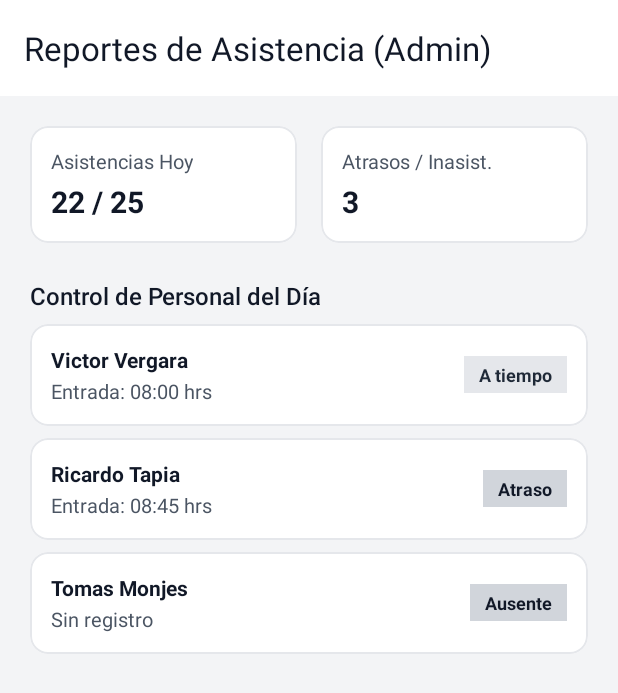
After one commit to valdes642/Asistencia, an Android app: the AdminReportsActivity screen opened directly, with no data from a screen before it, on a phone screen of 412 x 824 dp. The commit adds this screen. Shown: the top 693 px of the screen. Run offline under Robolectric (Android 15) with nearby library versions, the phone set to English and light mode, and no system bars; 1 statement that could not run was skipped.

Commit message:
avance
jj

```diff
--- /dev/null
+++ b/app/src/main/java/com/example/asistencia/AdminReportsActivity.java
@@ -0,0 +1,25 @@
+package com.example.asistencia;
+
+import android.os.Bundle;
+
+import androidx.appcompat.app.AppCompatActivity;
+import androidx.core.graphics.Insets;
+import androidx.core.view.ViewCompat;
+import androidx.core.view.WindowCompat;
+import androidx.core.view.WindowInsetsCompat;
+
+public class AdminReportsActivity extends AppCompatActivity {
+
+    @Override
+    protected void onCreate(Bundle savedInstanceState) {
+        super.onCreate(savedInstanceState);
+        WindowCompat.enableEdgeToEdge(getWindow());
+        setContentView(R.layout.activity_admin_reports);
+
+        ViewCompat.setOnApplyWindowInsetsListener(findViewById(R.id.main), (v, insets) -> {
+            Insets systemBars = insets.getInsets(WindowInsetsCompat.Type.systemBars());
+            v.setPadding(systemBars.left, systemBars.top, systemBars.right, systemBars.bottom);
+            return insets;
+        });
+    }
+}
--- /dev/null
+++ b/app/src/main/res/layout/activity_admin_reports.xml
@@ -0,0 +1,290 @@
+<?xml version="1.0" encoding="utf-8"?>
+<androidx.constraintlayout.widget.ConstraintLayout xmlns:android="http://schemas.android.com/apk/res/android"
+    xmlns:app="http://schemas.android.com/apk/res-auto"
+    xmlns:tools="http://schemas.android.com/tools"
+    android:id="@+id/main"
+    android:layout_width="match_parent"
+    android:layout_height="match_parent"
+    android:background="@color/gray_100"
+    tools:context=".AdminReportsActivity">
+
+    <com.google.android.material.appbar.AppBarLayout
+        android:id="@+id/appBarAdmin"
+        android:layout_width="match_parent"
+        android:layout_height="wrap_content"
+        android:background="@color/white"
+        app:elevation="0dp"
+        app:layout_constraintTop_toTopOf="parent">
+
+        <androidx.appcompat.widget.Toolbar
+            android:id="@+id/toolbarAdmin"
+            android:layout_width="match_parent"
+            android:layout_height="?attr/actionBarSize"
+            app:title="Reportes de Asistencia (Admin)"
+            app:titleTextColor="@color/gray_900" />
+    </com.google.android.material.appbar.AppBarLayout>
+
+    <ScrollView
+        android:layout_width="match_parent"
+        android:layout_height="0dp"
+        android:fillViewport="true"
+        app:layout_constraintBottom_toBottomOf="parent"
+        app:layout_constraintTop_toBottomOf="@id/appBarAdmin">
+
+        <LinearLayout
+            android:layout_width="match_parent"
+            android:layout_height="wrap_content"
+            android:orientation="vertical"
+            android:padding="20dp">
+
+            <!-- Summary Cards Layout -->
+            <LinearLayout
+                android:layout_width="match_parent"
+                android:layout_height="wrap_content"
+                android:orientation="horizontal"
+                android:weightSum="2">
+
+                <com.google.android.material.card.MaterialCardView
+                    android:layout_width="0dp"
+                    android:layout_height="wrap_content"
+                    android:layout_weight="1"
+                    android:layout_marginEnd="8dp"
+                    app:cardBackgroundColor="@color/white"
+                    app:cardCornerRadius="12dp"
+                    app:cardElevation="0dp"
+                    app:strokeColor="@color/gray_200"
+                    app:strokeWidth="1dp">
+
+                    <LinearLayout
+                        android:layout_width="match_parent"
+                        android:layout_height="wrap_content"
+                        android:orientation="vertical"
+                        android:padding="14dp">
+
+                        <TextView
+                            android:layout_width="wrap_content"
+                            android:layout_height="wrap_content"
+                            android:text="Asistencias Hoy"
+                            android:textColor="@color/gray_600"
+                            android:textSize="13sp" />
+
+                        <TextView
+                            android:layout_width="wrap_content"
+                            android:layout_height="wrap_content"
+                            android:layout_marginTop="4dp"
+                            android:text="22 / 25"
+                            android:textColor="@color/gray_900"
+                            android:textSize="20sp"
+                            android:textStyle="bold" />
+                    </LinearLayout>
+                </com.google.android.material.card.MaterialCardView>
+
+                <com.google.android.material.card.MaterialCardView
+                    android:layout_width="0dp"
+                    android:layout_height="wrap_content"
+                    android:layout_weight="1"
+                    android:layout_marginStart="8dp"
+                    app:cardBackgroundColor="@color/white"
+                    app:cardCornerRadius="12dp"
+                    app:cardElevation="0dp"
+                    app:strokeColor="@color/gray_200"
+                    app:strokeWidth="1dp">
+
+                    <LinearLayout
+                        android:layout_width="match_parent"
+                        android:layout_height="wrap_content"
+                        android:orientation="vertical"
+                        android:padding="14dp">
+
+                        <TextView
+                            android:layout_width="wrap_content"
+                            android:layout_height="wrap_content"
+                            android:text="Atrasos / Inasist."
+                            android:textColor="@color/gray_600"
+                            android:textSize="13sp" />
+
+                        <TextView
+                            android:layout_width="wrap_content"
+                            android:layout_height="wrap_content"
+                            android:layout_marginTop="4dp"
+                            android:text="3"
+                            android:textColor="@color/gray_900"
+                            android:textSize="20sp"
+                            android:textStyle="bold" />
+                    </LinearLayout>
+                </com.google.android.material.card.MaterialCardView>
+            </LinearLayout>
+
+            <TextView
+                android:layout_width="wrap_content"
+                android:layout_height="wrap_content"
+                android:layout_marginTop="24dp"
+                android:layout_marginBottom="8dp"
+                android:fontFamily="sans-serif-medium"
+                android:text="Control de Personal del Día"
+                android:textColor="@color/gray_900"
+                android:textSize="16sp" />
+
+            <!-- Employee 1 -->
+            <com.google.android.material.card.MaterialCardView
+                android:layout_width="match_parent"
+                android:layout_height="wrap_content"
+                android:layout_marginBottom="8dp"
+                app:cardBackgroundColor="@color/white"
+                app:cardCornerRadius="12dp"
+                app:cardElevation="0dp"
+                app:strokeColor="@color/gray_200"
+                app:strokeWidth="1dp">
+
+                <LinearLayout
+                    android:layout_width="match_parent"
+                    android:layout_height="wrap_content"
+                    android:orientation="horizontal"
+                    android:padding="14dp"
+                    android:gravity="center_vertical">
+
+                    <LinearLayout
+                        android:layout_width="0dp"
+                        android:layout_height="wrap_content"
+                        android:layout_weight="1"
+                        android:orientation="vertical">
+
+                        <TextView
+                            android:layout_width="wrap_content"
+                            android:layout_height="wrap_content"
+                            android:text="Victor Vergara"
+                            android:textColor="@color/gray_900"
+                            android:textStyle="bold" />
+
+                        <TextView
+                            android:layout_width="wrap_content"
+                            android:layout_height="wrap_content"
+                            android:layout_marginTop="2dp"
+                            android:text="Entrada: 08:00 hrs"
+                            android:textColor="@color/gray_600"
+                            android:textSize="13sp" />
+                    </LinearLayout>
+
+                    <TextView
+                        android:layout_width="wrap_content"
+                        android:layout_height="wrap_content"
+                        android:background="@color/gray_200"
+                        android:paddingHorizontal="10dp"
+                        android:paddingVertical="4dp"
+                        android:text="A tiempo"
+                        android:textColor="@color/gray_800"
+                        android:textSize="12sp"
+                        android:textStyle="bold" />
+                </LinearLayout>
+            </com.google.android.material.card.MaterialCardView>
+
+            <!-- Employee 2 -->
+            <com.google.android.material.card.MaterialCardView
+                android:layout_width="match_parent"
+                android:layout_height="wrap_content"
+                android:layout_marginBottom="8dp"
+                app:cardBackgroundColor="@color/white"
+                app:cardCornerRadius="12dp"
+                app:cardElevation="0dp"
+                app:strokeColor="@color/gray_200"
+                app:strokeWidth="1dp">
+
+                <LinearLayout
+                    android:layout_width="match_parent"
+                    android:layout_height="wrap_content"
+                    android:orientation="horizontal"
+                    android:padding="14dp"
+                    android:gravity="center_vertical">
+
+                    <LinearLayout
+                        android:layout_width="0dp"
+                        android:layout_height="wrap_content"
+                        android:layout_weight="1"
+                        android:orientation="vertical">
+
+                        <TextView
+                            android:layout_width="wrap_content"
+                            android:layout_height="wrap_content"
+                            android:text="Ricardo Tapia"
+                            android:textColor="@color/gray_900"
+                            android:textStyle="bold" />
+
+                        <TextView
+                            android:layout_width="wrap_content"
+                            android:layout_height="wrap_content"
+                            android:layout_marginTop="2dp"
+                            android:text="Entrada: 08:45 hrs"
+                            android:textColor="@color/gray_600"
+                            android:textSize="13sp" />
+                    </LinearLayout>
+
+                    <TextView
+                        android:layout_width="wrap_content"
+                        android:layout_height="wrap_content"
+                        android:background="@color/gray_300"
+                        android:paddingHorizontal="10dp"
+                        android:paddingVertical="4dp"
+                        android:text="Atraso"
+                        android:textColor="@color/gray_900"
+                        android:textSize="12sp"
+                        android:textStyle="bold" />
+                </LinearLayout>
+            </com.google.android.material.card.MaterialCardView>
+
+            <!-- Employee 3 -->
+            <com.google.android.material.card.MaterialCardView
+                android:layout_width="match_parent"
+                android:layout_height="wrap_content"
+                android:layout_marginBottom="8dp"
+                app:cardBackgroundColor="@color/white"
+                app:cardCornerRadius="12dp"
+                app:cardElevation="0dp"
+                app:strokeColor="@color/gray_200"
+                app:strokeWidth="1dp">
+
+                <LinearLayout
+                    android:layout_width="match_parent"
+                    android:layout_height="wrap_content"
+                    android:orientation="horizontal"
+                    android:padding="14dp"
+                    android:gravity="center_vertical">
+
+                    <LinearLayout
+                        android:layout_width="0dp"
+                        android:layout_height="wrap_content"
+                        android:layout_weight="1"
+                        android:orientation="vertical">
+
+                        <TextView
+                            android:layout_width="wrap_content"
+                            android:layout_height="wrap_content"
+                            android:text="Tomas Monjes"
+                            android:textColor="@color/gray_900"
+                            android:textStyle="bold" />
+
+                        <TextView
+                            android:layout_width="wrap_content"
+                            android:layout_height="wrap_content"
+                            android:layout_marginTop="2dp"
+                            android:text="Sin registro"
+                            android:textColor="@color/gray_600"
+                            android:textSize="13sp" />
+                    </LinearLayout>
+
+                    <TextView
+                        android:layout_width="wrap_content"
+                        android:layout_height="wrap_content"
+                        android:background="@color/gray_300"
+                        android:paddingHorizontal="10dp"
+                        android:paddingVertical="4dp"
+                        android:text="Ausente"
+                        android:textColor="@color/gray_900"
+                        android:textSize="12sp"
+                        android:textStyle="bold" />
+                </LinearLayout>
+            </com.google.android.material.card.MaterialCardView>
+
+        </LinearLayout>
+    </ScrollView>
+
+</androidx.constraintlayout.widget.ConstraintLayout>
```
Also changed, not shown: app/src/main/AndroidManifest.xml (+8 -0 lines), app/src/main/java/com/example/asistencia/DashboardActivity.java (added, +80 -0 lines), app/src/main/java/com/example/asistencia/MainActivity.java (+8 -2 lines), app/src/main/java/com/example/asistencia/data/model/AttendanceRecord.java (added, +20 -0 lines), app/src/main/res/layout/activity_dashboard.xml (added, +218 -0 lines).
